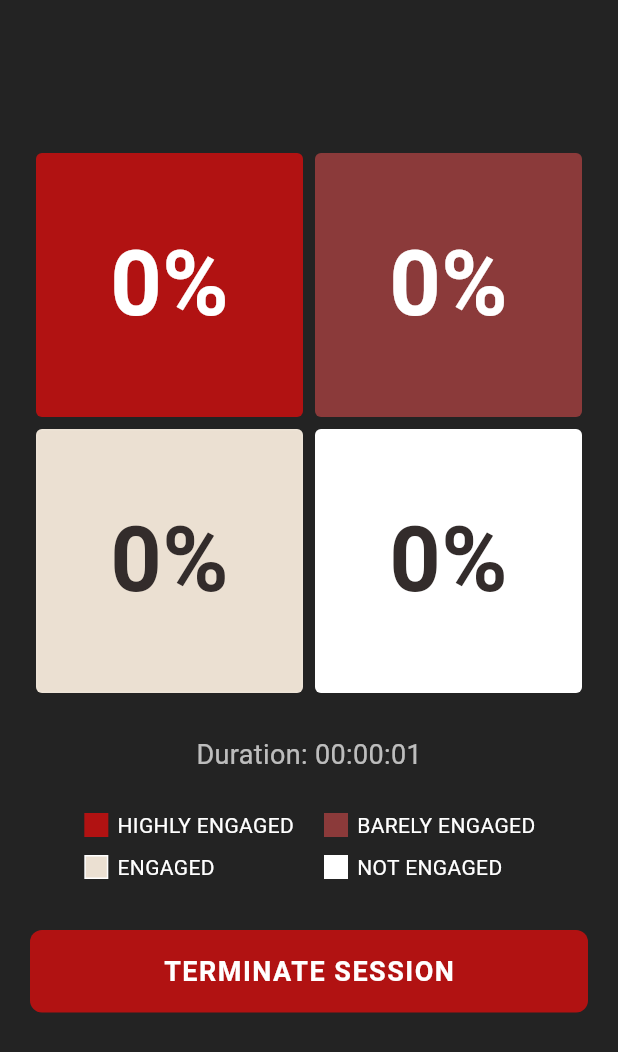
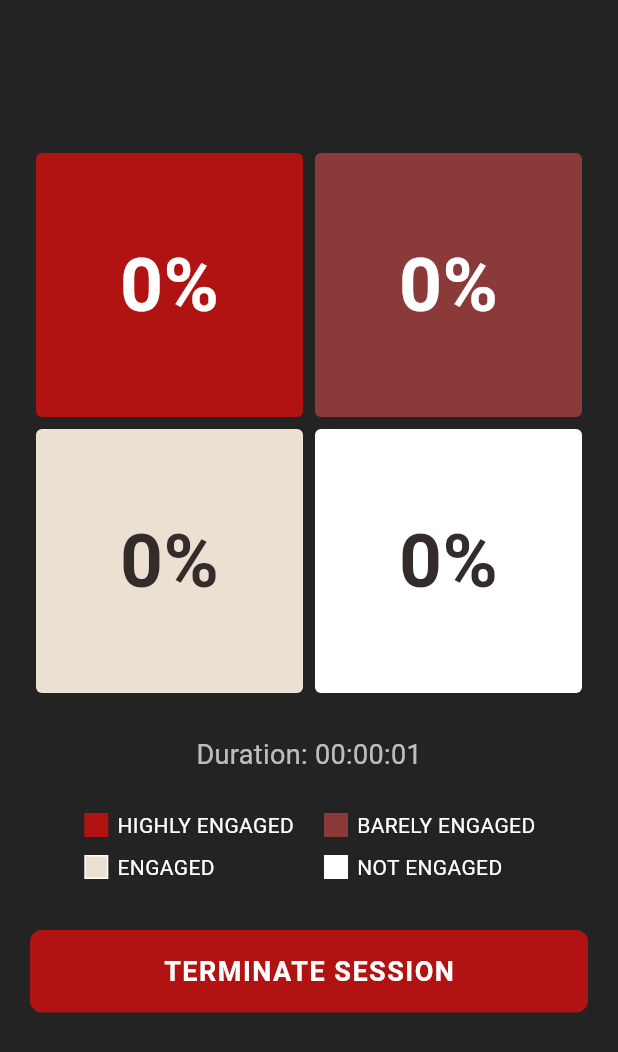
Before and after one commit to romulojr-dev/iskomate, a Flutter app: the ClassroomSessionScreen screen opened directly with empty values, on a phone screen of 412 x 824 dp. Shown: the top 1052 px of the screen. Run offline on Flutter 3.47's test engine with Material 3 defaults, Android fonts, the phone set to English and light mode, and no system bars; our stand-ins replace cloud_firestore, firebase_core, firebase_database, fl_chart, shared_preferences; missing offline and left inert: flutter_webrtc; accounts and stored records are empty.

Commit message:
the real time percent are now working

```diff
--- a/iskomate/lib/classroom_session_screen.dart
+++ b/iskomate/lib/classroom_session_screen.dart
@@ -2,12 +2,13 @@ import 'dart:async';
 import 'package:flutter/material.dart';
 import 'package:flutter/services.dart';
 import 'package:cloud_firestore/cloud_firestore.dart';
-import 'package:firebase_database/firebase_database.dart'; // Required for Realtime DB
+import 'package:firebase_database/firebase_database.dart';
+import 'package:firebase_core/firebase_core.dart'; // Needed for Firebase.app()
 
 import 'theme.dart';
 import 'start_session.dart';
 
-// --- Colors (Kept the same) ---
+// --- Colors ---
 const Color _highlyEngagedColor = Color(0xFFB11212);
 const Color _barelyEngagedColor = Color(0xFF8B3A3A);
 const Color _engagedColor = Color(0xFFEBE0D2);
@@ -34,19 +35,8 @@ class _ClassroomSessionScreenState extends State<ClassroomSessionScreen> {
   Duration _duration = Duration.zero;
   DateTime? _startTime;
 
-  // 💡 Reference to Realtime Database where Pi sends data
-  final DatabaseReference _aiRef = FirebaseDatabase.instance.ref('aiResult/engagement_stats');
-
-  // --- ADDED: cached percentage strings + numeric values + subscription
-  String _highlyPct = '0%';
-  String _barelyPct  = '0%';
-  String _engagedPct = '0%';
-  String _notPct     = '0%';
-  double _highlyVal = 0.0;
-  double _barelyVal = 0.0;
-  double _engagedVal = 0.0;
-  double _notVal = 0.0;
-  StreamSubscription<DatabaseEvent>? _aiSub;
+  // Stream to listen to the Realtime Database
+  late final Stream<DatabaseEvent> _statsStream;
 
   @override
   void initState() {
@@ -55,61 +45,20 @@ class _ClassroomSessionScreenState extends State<ClassroomSessionScreen> {
     _startTimer();
     _startTime = DateTime.now();
 
-    // ADDED: listen RTDB, update UI and Firestore (merge)
-    _aiSub = _aiRef.onValue.listen((DatabaseEvent event) {
-      final raw = event.snapshot.value;
-      debugPrint('RTDB event raw: $raw');
-      if (raw != null && raw is Map) {
-        double toDouble(dynamic v) {
-          if (v == null) return 0.0;
-          if (v is num) return v.toDouble();
-          return double.tryParse(v.toString()) ?? 0.0;
-        }
+    // 💡 CRITICAL FIX: Connect specifically to your Asia-Southeast1 Database
+    // This bypasses the "default" US region and forces it to look in Singapore
+    final database = FirebaseDatabase.instanceFor(
+      app: Firebase.app(),
+      databaseURL: 'https://iskomate-f149c-default-rtdb.asia-southeast1.firebasedatabase.app/'
+    );
 
-        final he = toDouble(raw['highly_engaged']);
-        final be = toDouble(raw['barely_engaged']);
-        final e  = toDouble(raw['engaged']);
-        final ne = toDouble(raw['not_engaged']);
-
-        setState(() {
-          _highlyVal = he;
-          _barelyVal = be;
-          _engagedVal = e;
-          _notVal = ne;
-          _highlyPct = '${he.round()}%';
-          _barelyPct = '${be.round()}%';
-          _engagedPct = '${e.round()}%';
-          _notPct = '${ne.round()}%';
-        });
-
-        // write engagement snapshot into the session document (merge so it doesn't overwrite other fields)
-        FirebaseFirestore.instance
-            .collection('sessions')
-            .doc(widget.sessionId)
-            .set({
-              'engagement': {
-                'highly_engaged': he,
-                'barely_engaged': be,
-                'engaged': e,
-                'not_engaged': ne,
-              },
-              'last_update': DateTime.now().toIso8601String(),
-              'status': 'ongoing',
-            }, SetOptions(merge: true)).catchError((err) {
-              debugPrint('Firestore write error: $err');
-            });
-      } else {
-        debugPrint('RTDB payload null or not a Map');
-      }
-    }, onError: (err) {
-      debugPrint('RTDB listen error: $err');
-    });
+    // Create the reference and the stream ONCE
+    _statsStream = database.ref('aiResult/engagement_stats').onValue;
   }
 
   @override
   void dispose() {
     _timer?.cancel();
-    _aiSub?.cancel(); // ADDED
     super.dispose();
   }
 
@@ -145,30 +94,17 @@ class _ClassroomSessionScreenState extends State<ClassroomSessionScreen> {
 
   void _handleTerminate() async {
     _timer?.cancel();
-
-    // compute formatted duration and save to Firestore along with final engagement snapshot
     final endTime = DateTime.now();
-    final duration = endTime.difference(_startTime ?? endTime);
-    String formattedDuration = [
-      duration.inHours.toString().padLeft(2, '0'),
-      (duration.inMinutes % 60).toString().padLeft(2, '0'),
-      (duration.inSeconds % 60).toString().padLeft(2, '0'),
-    ].join(':');
+    String formattedDuration = _formatDuration(_duration);
 
     await FirebaseFirestore.instance
         .collection('sessions')
         .doc(widget.sessionId)
-        .set({
+        .update({
           'status': 'ended',
           'duration': formattedDuration,
-          'engagement': {
-            'highly_engaged': _highlyVal,
-            'barely_engaged': _barelyVal,
-            'engaged': _engagedVal,
-            'not_engaged': _notVal,
-          },
           'ended_at': endTime.toIso8601String(),
-        }, SetOptions(merge: true));
+        });
 
     if (!mounted) return;
 
@@ -179,7 +115,7 @@ class _ClassroomSessionScreenState extends State<ClassroomSessionScreen> {
     );
   }
 
-  // --- Widget for the individual percentage tile (Unchanged) ---
+  // --- Widget for Percentage Tile ---
   Widget _buildPercentageTile(BuildContext context, String percentage, Color color, Color textColor) {
     return Expanded(
       child: Container(
@@ -197,7 +133,7 @@ class _ClassroomSessionScreenState extends State<ClassroomSessionScreen> {
             percentage,
             style: TextStyle(
               color: textColor,
-              fontSize: 60,
+              fontSize: 50,
               fontWeight: FontWeight.bold,
             ),
           ),
@@ -206,7 +142,7 @@ class _ClassroomSessionScreenState extends State<ClassroomSessionScreen> {
     );
   }
 
-  // --- Widget for a single legend item (Unchanged) ---
+  // --- Widget for Legend Item ---
   Widget _buildLegendItem(Color color, String label, {bool hasBorder = false}) {
     return Row(
       mainAxisSize: MainAxisSize.min,
@@ -288,8 +224,6 @@ class _ClassroomSessionScreenState extends State<ClassroomSessionScreen> {
               crossAxisAlignment: CrossAxisAlignment.center,
               children: [
                 const SizedBox(height: 40),
-
-                // HEADER - show the session name passed from start screen
                 Text(
                   widget.sessionName,
                   textAlign: TextAlign.center,
@@ -302,23 +236,67 @@ class _ClassroomSessionScreenState extends State<ClassroomSessionScreen> {
                 ),
                 const SizedBox(height: 24),
 
-                // --- REAL-TIME DATA STREAM ---
-                // REPLACED StreamBuilder with cached values driven by listener
-                Column(
+                // 💡 STREAM BUILDER: Listens to your Asia DB
+                StreamBuilder<DatabaseEvent>(
+                  stream: _statsStream,
+                  builder: (context, snapshot) {
+
+                    String highlyText = "0%";
+                    String barelyText = "0%";
+                    String engagedText = "0%";
+                    String notText = "0%";
+
+                    // Print error if connection fails
+                    if (snapshot.hasError) {
+                       debugPrint("❌ STREAM ERROR: ${snapshot.error}");
+                    }
+
+                    // If data exists, parse it
+                    if (snapshot.hasData && snapshot.data!.snapshot.value != null) {
+                      try {
+                        // Debug log to confirm data arrival in Terminal
+                        final rawValue = snapshot.data!.snapshot.value;
+                        debugPrint("✅ DATA ARRIVED: $rawValue");
+
+                        final data = Map<dynamic, dynamic>.from(rawValue as Map);
+
+                        // Robust Number Parsing Helper
+                        double getVal(dynamic val) {
+                           if (val == null) return 0.0;
+                           if (val is int) return val.toDouble();
+                           if (val is double) return val;
+                           return double.tryParse(val.toString()) ?? 0.0;
+                        }
+
+                        highlyText = "${getVal(data['highly_engaged']).round()}%";
+                        barelyText = "${getVal(data['barely_engaged']).round()}%";
+                        engagedText = "${getVal(data['engaged']).round()}%";
+                        notText = "${getVal(data['not_engaged']).round()}%";
+
+                      } catch (e) {
+                        debugPrint("❌ PARSING ERROR: $e");
+                      }
+                    } else {
+                        debugPrint("⚠️ WAITING FOR DATA...");
+                    }
+
+                    return Column(
                       children: [
                         Row(
                           children: [
-                        _buildPercentageTile(context, _highlyPct, _highlyEngagedColor, Colors.white),
-                        _buildPercentageTile(context, _barelyPct, _barelyEngagedColor, Colors.white),
+                            _buildPercentageTile(context, highlyText, _highlyEngagedColor, Colors.white),
+                            _buildPercentageTile(context, barelyText, _barelyEngagedColor, Colors.white),
                           ],
                         ),
                         Row(
                           children: [
-                        _buildPercentageTile(context, _engagedPct, _engagedColor, _darkTextColor),
-                        _buildPercentageTile(context, _notPct, _notEngagedColor, _darkTextColor),
+                            _buildPercentageTile(context, engagedText, _engagedColor, _darkTextColor),
+                            _buildPercentageTile(context, notText, _notEngagedColor, _darkTextColor),
                           ],
                         ),
                       ],
+                    );
+                  },
                 ),
                 // --- END STREAM ---
 
```
Lines whose indentation alone changed are shown as unchanged.
